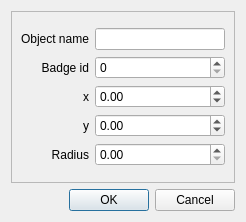
This is WorldSpawnerTool/insertbadgeform.ui in TheAnswer/Tools as Qt 5 draws it before an edit. The edited form follows.
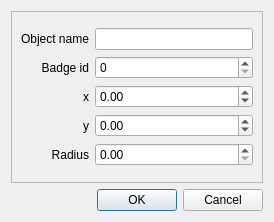
This is the edited form.

The edit to the form file:
```diff
--- a/WorldSpawnerTool/insertbadgeform.ui
+++ b/WorldSpawnerTool/insertbadgeform.ui
@@ -6,7 +6,7 @@
    <rect>
     <x>0</x>
     <y>0</y>
-    <width>246</width>
+    <width>274</width>
     <height>222</height>
    </rect>
   </property>
```
